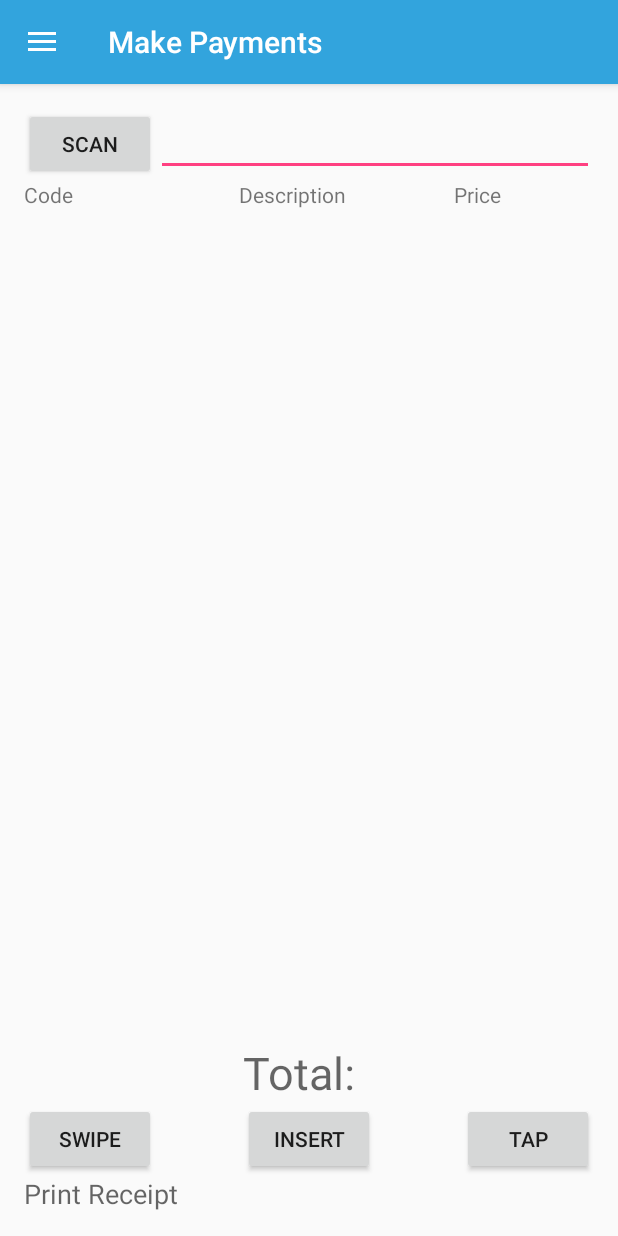
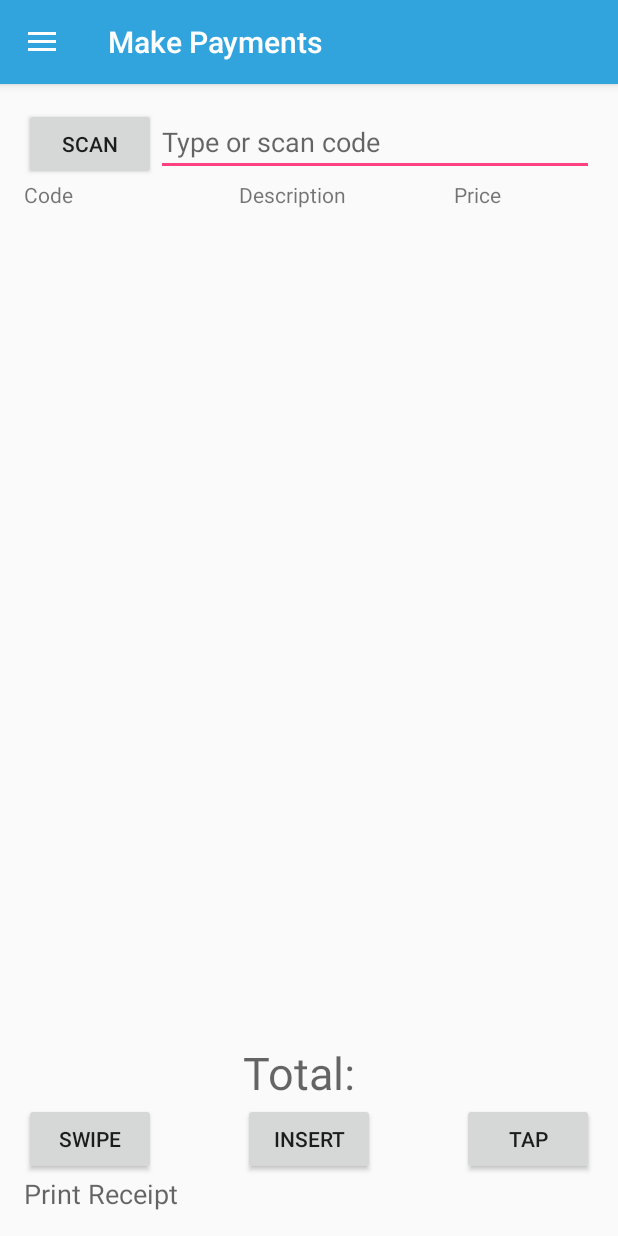
Before and after one commit to jeffwang-hubrox/HubroxPayments, an Android app: the PaymentsActivity screen opened directly, with no data from a screen before it, on a phone screen of 412 x 824 dp. Run offline under Robolectric (Android 15) with nearby library versions, the phone set to English and light mode, and no system bars; pictures from the network do not load.

Commit message:
scan button fixed and adding from edit text field

```diff
--- a/app/src/main/res/layout/content_payments.xml
+++ b/app/src/main/res/layout/content_payments.xml
@@ -119,6 +119,7 @@
         android:layout_height="wrap_content"
         android:layout_alignEnd="@+id/paymentsTableLayout"
         android:layout_alignRight="@+id/paymentsTableLayout"
-        android:layout_toRightOf="@+id/scanButton" />
+        android:layout_toRightOf="@+id/scanButton"
+        android:hint="Type or scan code"/>
 
 </RelativeLayout>
```
